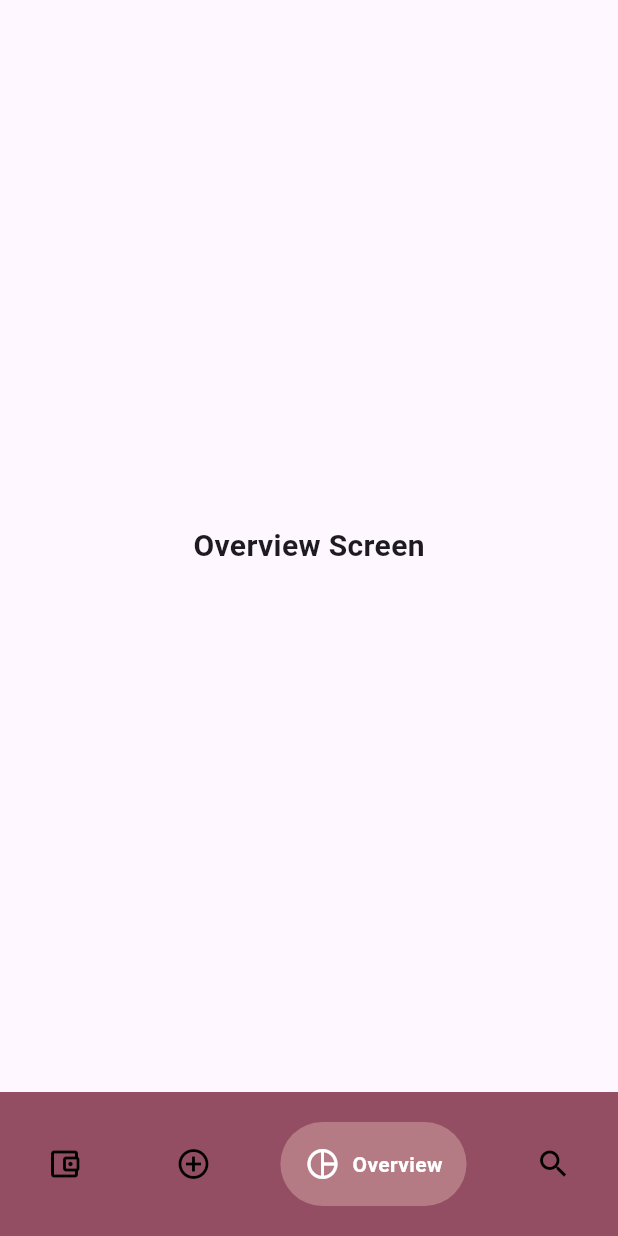
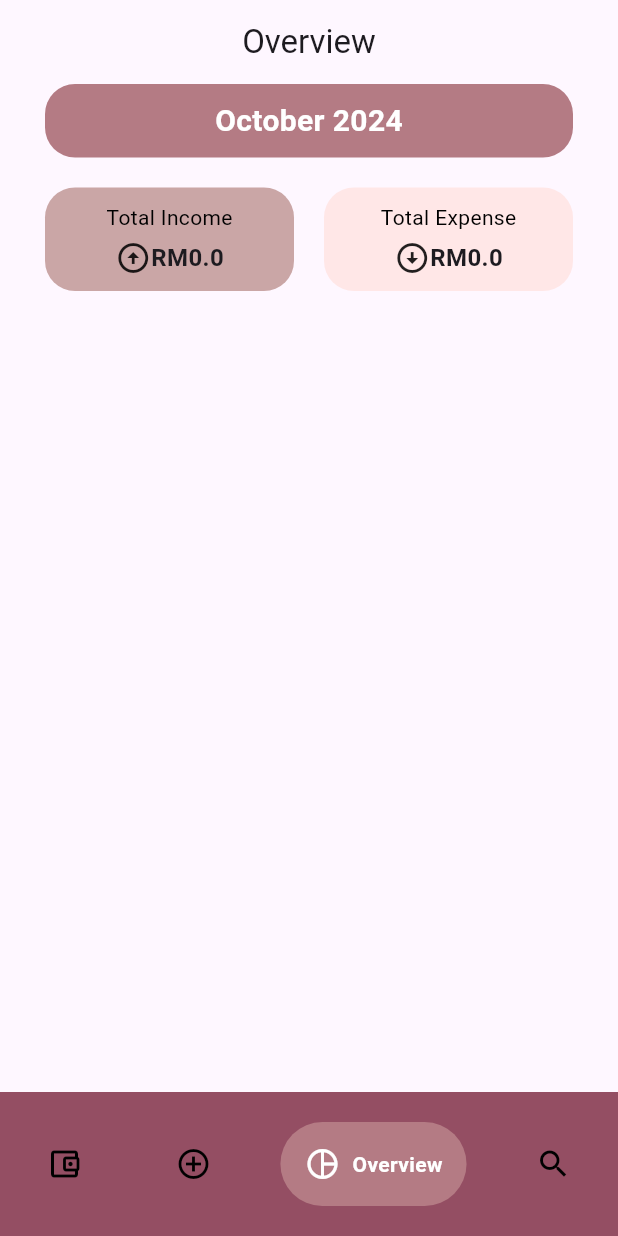
Before and after one commit to SeeJk0714/MOB-Group-Project---Expense-Tracking-App, a Flutter app: the screen it shows once a user with an empty profile is signed in, item 3 of the bottom bar chosen, on a phone screen of 412 x 824 dp. Run offline on Flutter 3.47's test engine with Material 3 defaults, Android fonts, the phone set to English and light mode, and no system bars; drawn by our look-alikes of fl_chart, google_nav_bar; our stand-ins replace cloud_firestore, delightful_toast, firebase_auth, firebase_core, flutter_spinkit, go_router; missing offline and left inert: month_year_picker; accounts and stored records are empty.

Commit message:
update overview: add pie chart, add month year picker

```diff
--- a/lib/main.dart
+++ b/lib/main.dart
@@ -3,6 +3,8 @@ import 'package:firebase_auth/firebase_auth.dart';
 import 'package:firebase_core/firebase_core.dart';
 import 'package:flutter/material.dart';
 import 'package:go_router/go_router.dart';
+import 'package:flutter_localizations/flutter_localizations.dart'; // Required for localization support
+import 'package:month_year_picker/month_year_picker.dart';
 
 void main() async {
   WidgetsFlutterBinding.ensureInitialized();
@@ -39,20 +41,25 @@ class _MyAppState extends State<MyApp> {
       initialLocation: _user == null ? Navigation.initial : "/home",
       routes: Navigation.routes,
     );
-    // one page
-    // return MaterialApp(
-    //     title: 'Flutter Demo',
-    //     theme: ThemeData(
-    //       colorScheme: ColorScheme.fromSeed(seedColor: Colors.deepPurple),
-    //       useMaterial3: true,
-    //     ),
-    //     home: const RegisterScreen());
 
-    // multiple page
     return MaterialApp.router(
-      // routerConfig: GoRouter(
-      //     initialLocation: Navigation.initial, routes: Navigation.routes),
+      // Enable localization and add MonthYearPickerLocalizations.delegate
+      localizationsDelegates: const [
+        GlobalMaterialLocalizations.delegate,
+        GlobalWidgetsLocalizations.delegate,
+        GlobalCupertinoLocalizations.delegate,
+        MonthYearPickerLocalizations
+            .delegate, // Add this delegate for MonthYearPicker
+      ],
+      supportedLocales: const [
+        Locale('en', ''), // English, no country code
+      ],
       routerConfig: router,
+      title: 'Expense Tracking App',
+      theme: ThemeData(
+        colorScheme: ColorScheme.fromSeed(seedColor: Colors.deepPurple),
+        useMaterial3: true,
+      ),
     );
   }
 }
--- a/lib/screens/bottom_bar_screen.dart
+++ b/lib/screens/bottom_bar_screen.dart
@@ -2,7 +2,7 @@ import 'package:flutter/material.dart';
 import 'package:google_nav_bar/google_nav_bar.dart';
 import 'home_screen.dart';
 import 'add_edit/add/add_tab_bar_screen.dart'; // Import the AddScreen
-import 'overview_screen.dart'; // Import the OverviewScreen
+import 'overview/overview_screen.dart'; // Import the OverviewScreen
 import 'search_screen.dart'; // Import the SearchScreen
 
 class BottomBarScreen extends StatefulWidget {
--- a/lib/screens/detail_screen.dart
+++ b/lib/screens/detail_screen.dart
@@ -48,7 +48,7 @@ class _DetailScreenState extends State<DetailScreen> {
       case 'financial income':
         return Icons.trending_up_outlined;
       default:
-        return Icons.category;
+        return Icons.more_horiz;
     }
   }
 
@@ -72,7 +72,7 @@ class _DetailScreenState extends State<DetailScreen> {
 
     return Scaffold(
       appBar: AppBar(
-        title: const Text('Detail Screen'),
+        title: const Text("Detail Screen"),
         centerTitle: true,
       ),
       body: Padding(
--- a/lib/screens/home_screen.dart
+++ b/lib/screens/home_screen.dart
@@ -80,7 +80,7 @@ class _HomeScreenState extends State<HomeScreen> {
       case 'financial income':
         return Icons.trending_up_outlined;
       default:
-        return Icons.category;
+        return Icons.more_horiz;
     }
   }
 
--- /dev/null
+++ b/lib/screens/overview/overview_screen.dart
@@ -0,0 +1,298 @@
+import 'package:expense_tracking_app/data/model/task.dart';
+import 'package:expense_tracking_app/data/repo/task_repository.dart';
+import 'package:expense_tracking_app/screens/overview/pie_chart_icon.dart';
+import 'package:flutter/material.dart';
+import 'package:month_year_picker/month_year_picker.dart';
+import 'package:fl_chart/fl_chart.dart';
+import 'package:intl/intl.dart';
+
+class OverviewScreen extends StatefulWidget {
+  const OverviewScreen({super.key});
+
+  @override
+  State<OverviewScreen> createState() => _OverviewScreenState();
+}
+
+class _OverviewScreenState extends State<OverviewScreen> {
+  DateTime selectedDate = DateTime.now();
+  double totalIncome = 0.0;
+  double totalExpense = 0.0;
+  Map<String, double> categoryIncome =
+      {}; // Stores the income for each category
+  Map<String, double> categoryExpenses =
+      {}; // Stores the expenses for each category
+  bool showIncome =
+      true; // State to toggle between showing income and expense categories
+
+  @override
+  void initState() {
+    super.initState();
+    _loadMonthlyData(); // Fetch initial data when the screen loads
+  }
+
+  // Fetch tasks for the selected month and categorize them
+  Future<void> _loadMonthlyData() async {
+    setState(() {
+      totalIncome = 0.0;
+      totalExpense = 0.0;
+      categoryIncome = {};
+      categoryExpenses = {};
+    });
+
+    // Fetch all tasks from the repository
+    final List<Task> tasks = await TaskRepository().getAllTasks();
+
+    // Filter tasks for the selected month and calculate totals
+    for (var task in tasks) {
+      if (task.date.year == selectedDate.year &&
+          task.date.month == selectedDate.month) {
+        if (task.status == "Expense") {
+          totalExpense += task.amount;
+          categoryExpenses[task.category] =
+              (categoryExpenses[task.category] ?? 0) + task.amount;
+        } else if (task.status == "Income") {
+          totalIncome += task.amount;
+          categoryIncome[task.category] =
+              (categoryIncome[task.category] ?? 0) + task.amount;
+        }
+      }
+    }
+
+    setState(() {}); // Trigger a UI update with the new data
+  }
+
+  // Method to select a new month and reload data
+  Future<void> _pickMonthYear(BuildContext context) async {
+    final picked = await showMonthYearPicker(
+      context: context,
+      initialDate: selectedDate,
+      firstDate: DateTime(2000),
+      lastDate: DateTime(2050),
+    );
+
+    if (picked != null && picked != selectedDate) {
+      setState(() {
+        selectedDate = picked;
+      });
+      _loadMonthlyData(); // Reload data for the new selected month
+    }
+  }
+
+  // Method to get the color for a category
+  Color _getCategoryColor(String category) {
+    switch (category) {
+      case "Salary":
+        return const Color(0xFF001F3F);
+      case "Bonus":
+        return const Color(0xFF3A6D8C);
+      case "Financial Income":
+        return const Color(0xFF6A9AB0);
+      case "Food":
+        return const Color(0xFFDBB5B5);
+      case "Shopping":
+        return const Color(0xFFC39898);
+      case "Transport":
+        return const Color(0xFF987070);
+      default:
+        return Colors.grey;
+    }
+  }
+
+  // Method to get the icon for a category
+  IconData _getCategoryIcon(String category) {
+    switch (category) {
+      case "Salary":
+        return Icons.attach_money;
+      case "Bonus":
+        return Icons.card_giftcard;
+      case "Financial Income":
+        return Icons.trending_up_outlined;
+      case "Food":
+        return Icons.fastfood;
+      case "Shopping":
+        return Icons.shopping_cart_outlined;
+      case "Transport":
+        return Icons.directions_car;
+      default:
+        return Icons.more_horiz;
+    }
+  }
+
+  // Helper widget to build the Income and Expense buttons
+  Widget _buildInfoButton(
+      IconData icon, String title, double amount, bool isIncome) {
+    // If isIncome matches showIncome, it means the button is currently selected.
+    bool isSelected = (isIncome == showIncome);
+
+    return Expanded(
+      child: GestureDetector(
+        onTap: () {
+          setState(() {
+            showIncome =
+                isIncome; // Set to show either income or expense categories
+          });
+        },
+        child: Container(
+          padding: const EdgeInsets.symmetric(vertical: 10.0),
+          decoration: BoxDecoration(
+            // Change color based on whether this button is selected
+            color:
+                isSelected ? const Color(0xFFCAA6A6) : const Color(0xFFFFE7E7),
+            borderRadius: BorderRadius.circular(20.0),
+          ),
+          child: Column(
+            mainAxisAlignment: MainAxisAlignment.center,
+            children: [
+              Text(
+                title,
+                style: const TextStyle(fontSize: 14, color: Colors.black),
+              ),
+              const SizedBox(height: 5),
+              Row(
+                mainAxisAlignment: MainAxisAlignment.center,
+                children: [
+                  Icon(icon),
+                  Text(
+                    "RM$amount", // Display amount with currency
+                    style: const TextStyle(
+                      fontWeight: FontWeight.bold,
+                      fontSize: 16,
+                    ),
+                  ),
+                ],
+              ),
+            ],
+          ),
+        ),
+      ),
+    );
+  }
+
+  // Helper widget to build the category info
+  Widget _buildCategoryInfo(IconData icon, String title, double amount) {
+    // Use the correct total (either totalIncome or totalExpense) based on the current view
+    final total = showIncome ? totalIncome : totalExpense;
+
+    // Calculate percentage relative to the correct total
+    double percentage = (amount / total) * 100;
+
+    return Container(
+      padding: const EdgeInsets.all(12),
+      decoration: BoxDecoration(
+        color: const Color(0xFFFFE7E7),
+        borderRadius: BorderRadius.circular(10),
+      ),
+      margin: const EdgeInsets.only(bottom: 10),
+      child: Row(
+        mainAxisAlignment: MainAxisAlignment.spaceBetween,
+        children: [
+          Row(
+            children: [
+              Icon(icon),
+              const SizedBox(width: 10),
+              Text(title),
+            ],
+          ),
+          Text(
+              "RM$amount (${percentage.toStringAsFixed(1)}%)"), // Display amount and percentage
+        ],
+      ),
+    );
+  }
+
+  @override
+  Widget build(BuildContext context) {
+    // Format the month as a full name, like "January"
+    String formattedMonth =
+        DateFormat.yMMMM().format(selectedDate); // Format month for display
+
+    return Scaffold(
+      appBar: AppBar(
+        title: const Center(child: Text("Overview")),
+      ),
+      body: Padding(
+        padding: const EdgeInsets.symmetric(horizontal: 30.0),
+        child: Column(
+          crossAxisAlignment: CrossAxisAlignment.stretch,
+          children: [
+            // Month-Year Picker
+            GestureDetector(
+              onTap: () => _pickMonthYear(context),
+              child: Container(
+                decoration: BoxDecoration(
+                  color: const Color(0xFFB47B84),
+                  borderRadius: BorderRadius.circular(20.0),
+                ),
+                padding: const EdgeInsets.symmetric(vertical: 10.0),
+                child: Center(
+                  child: Text(
+                    formattedMonth, // Display the full month name
+                    style: const TextStyle(
+                        color: Colors.white,
+                        fontSize: 20.0,
+                        fontWeight: FontWeight.bold),
+                  ),
+                ),
+              ),
+            ),
+            const SizedBox(height: 20.0),
+            // Total Income and Total Expense Buttons
+            Row(
+              mainAxisAlignment: MainAxisAlignment.spaceBetween,
+              children: [
+                _buildInfoButton(Icons.arrow_circle_up_outlined, "Total Income",
+                    totalIncome, true),
+                const SizedBox(width: 20.0),
+                _buildInfoButton(Icons.arrow_circle_down_outlined,
+                    "Total Expense", totalExpense, false),
+              ],
+            ),
+            const SizedBox(height: 20.0),
+            // Pie chart displaying the breakdown of expenses by category
+            Expanded(
+              child: PieChart(
+                PieChartData(
+                  sections: (showIncome ? categoryIncome : categoryExpenses)
+                      .entries
+                      .map((entry) {
+                    final category = entry.key;
+                    final amount = entry.value;
+                    final total = showIncome ? totalIncome : totalExpense;
+                    return PieChartSectionData(
+                      color: _getCategoryColor(category),
+                      value: amount,
+                      radius: 100.0,
+                      title:
+                          "${(amount / total * 100).toStringAsFixed(1)}%", // Percentage
+                      titleStyle: const TextStyle(
+                        fontSize: 16.0,
+                        fontWeight: FontWeight.bold,
+                        color: Colors.white,
+                      ),
+                      badgeWidget: PieChartIcon(
+                          icon: _getCategoryIcon(category),
+                          size: 40.0,
+                          borderColor: Colors.black),
+                      badgePositionPercentageOffset: 1.1,
+                    );
+                  }).toList(),
+                  borderData: FlBorderData(show: true),
+                  centerSpaceRadius: 0,
+                  sectionsSpace: 0,
+                ),
+              ),
+            ),
+            const SizedBox(height: 20.0),
+            // List of income or expense categories based on the current view (Income/Expense)
+            ...(showIncome ? categoryIncome : categoryExpenses)
+                .entries
+                .map((entry) {
+              return _buildCategoryInfo(
+                  _getCategoryIcon(entry.key), entry.key, entry.value);
+            }).toList(),
+          ],
+        ),
+      ),
+    );
+  }
+}
--- a/lib/screens/overview_screen.dart
+++ /dev/null
@@ -1,22 +0,0 @@
-import 'package:flutter/material.dart';
-
-class OverviewScreen extends StatefulWidget {
-  const OverviewScreen({super.key});
-
-  @override
-  State<OverviewScreen> createState() => _OverviewScreenState();
-}
-
-class _OverviewScreenState extends State<OverviewScreen> {
-  @override
-  Widget build(BuildContext context) {
-     return const Scaffold(
-      body: Center(
-        child: Text(
-          "Overview Screen",
-          style: TextStyle(fontSize: 20.0, fontWeight: FontWeight.bold),
-        ),
-      ),
-    );
-  }
-}
--- a/pubspec.yaml
+++ b/pubspec.yaml
@@ -17,9 +17,11 @@ dependencies:
     cloud_firestore: ^5.4.1
     http: ^1.2.2
     google_nav_bar: ^5.0.6
-    intl: ^0.17.0
+    intl: ^0.19.0
     flutter_spinkit: ^5.2.1
     delightful_toast: ^1.1.0
+    month_year_picker: ^0.4.0+1
+    fl_chart: ^0.69.0
 
 dev_dependencies:
     flutter_test:
```
Also changed, not shown: lib/screens/overview/pie_chart_icon.dart (added, +41 -0 lines), pubspec.lock, 2 other files.
